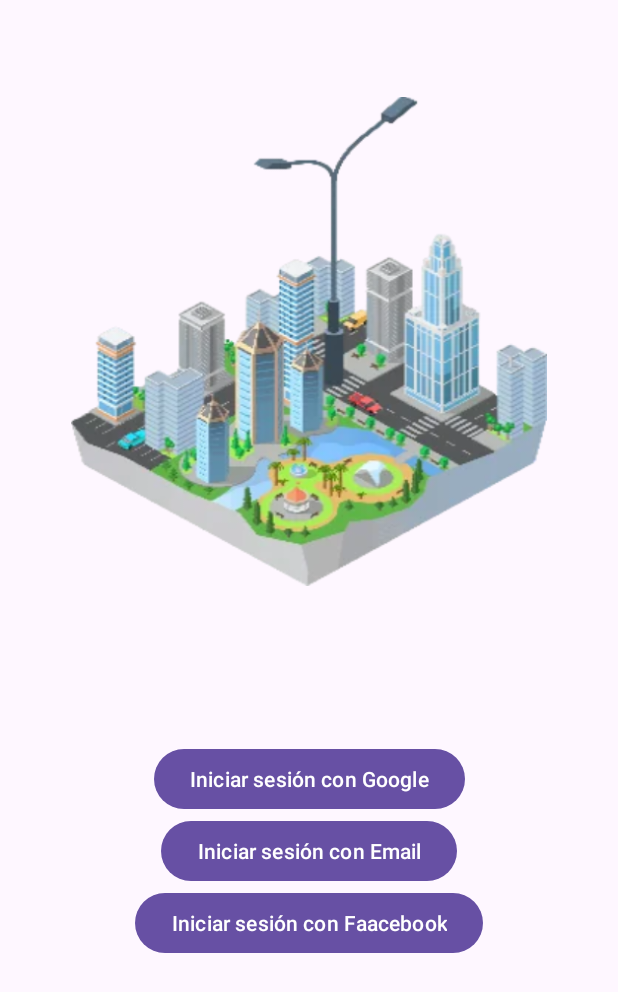
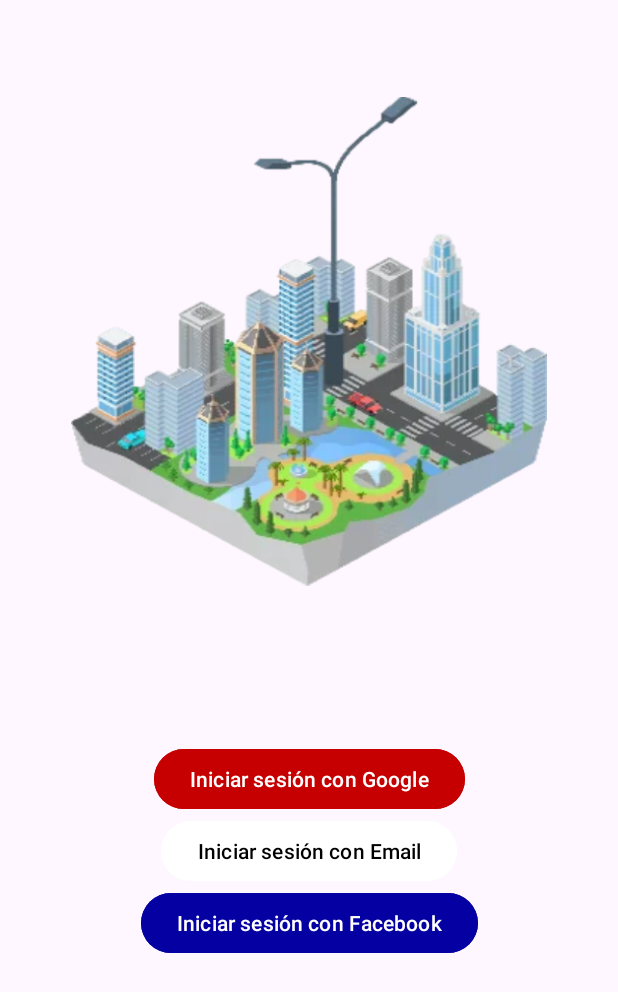
Before and after one commit to EcoCityGti/IoT_Farola_, an Android app: the screen it shows after launch (LoginActivity), after a tap on "Empezar", on a phone screen of 412 x 824 dp. Shown: the top 992 px of the screen. Run offline under Robolectric (Android 15) with nearby library versions, the phone set to English and light mode, and no system bars; our stand-ins replace Firebase (no records; nobody signed in at launch, a user with empty details on screens opened directly); libraries missing offline, so code that uses them is left out: com.firebase.ui.

Commit message:
Facebook

```diff
--- a/app/src/main/res/layout/activity_login.xml
+++ b/app/src/main/res/layout/activity_login.xml
@@ -10,6 +10,7 @@
         android:layout_width="wrap_content"
         android:layout_height="wrap_content"
         android:layout_marginTop="90dp"
+        android:backgroundTint="#C60000"
         android:text="Iniciar sesión con Google"
         app:layout_constraintEnd_toEndOf="parent"
         app:layout_constraintStart_toStartOf="parent"
@@ -29,7 +30,9 @@
         android:id="@+id/btnSignInWithEmail"
         android:layout_width="wrap_content"
         android:layout_height="wrap_content"
+        android:backgroundTint="#FFFFFF"
         android:text="Iniciar sesión con Email"
+        android:textColor="#000000"
         app:layout_constraintBottom_toTopOf="@+id/button2"
         app:layout_constraintEnd_toEndOf="parent"
         app:layout_constraintStart_toStartOf="parent"
@@ -40,9 +43,9 @@
         android:id="@+id/btnSignInWithFacebook"
         android:layout_width="wrap_content"
         android:layout_height="wrap_content"
-        android:text="Iniciar sesión con Faacebook"
+        android:backgroundTint="#0500A1"
+        android:text="Iniciar sesión con Facebook"
         app:layout_constraintEnd_toEndOf="parent"
         app:layout_constraintStart_toStartOf="parent"
-        app:layout_constraintTop_toBottomOf="@+id/btnSignInWithEmail"
-        app:layout_constraintVertical_bias="0.5" />
+        app:layout_constraintTop_toBottomOf="@+id/btnSignInWithEmail" />
 </androidx.constraintlayout.widget.ConstraintLayout>
```
